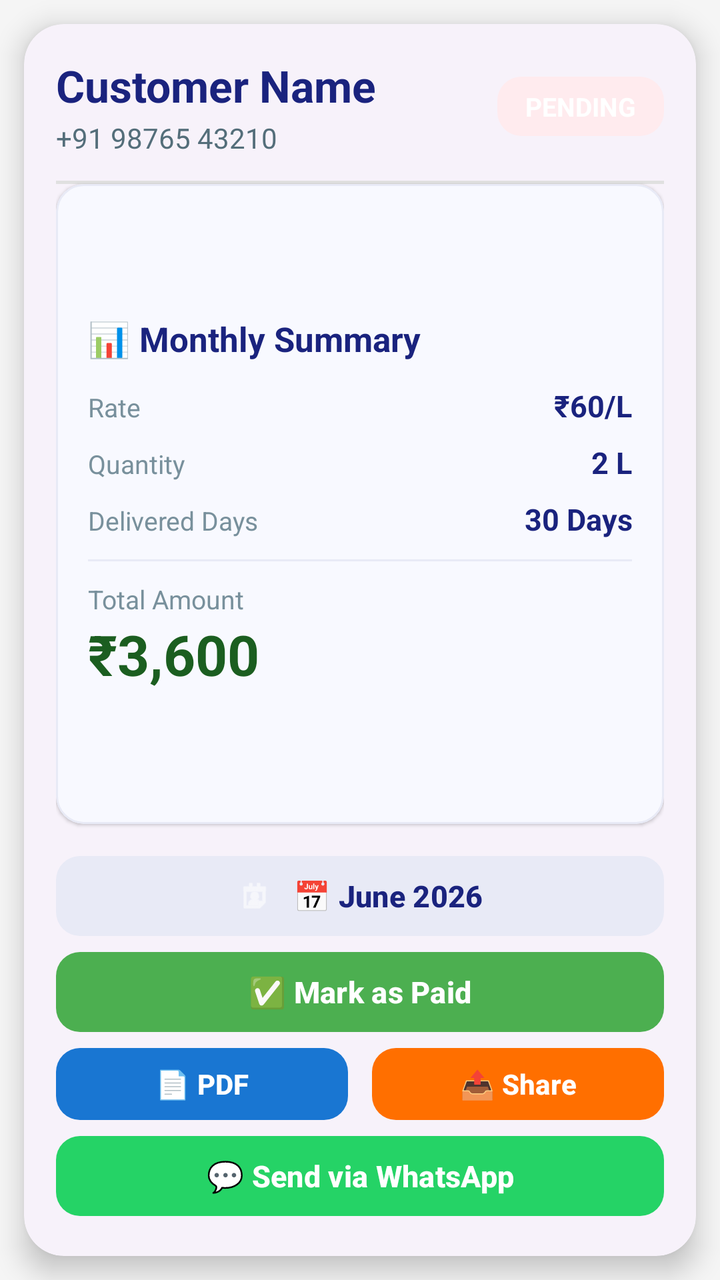
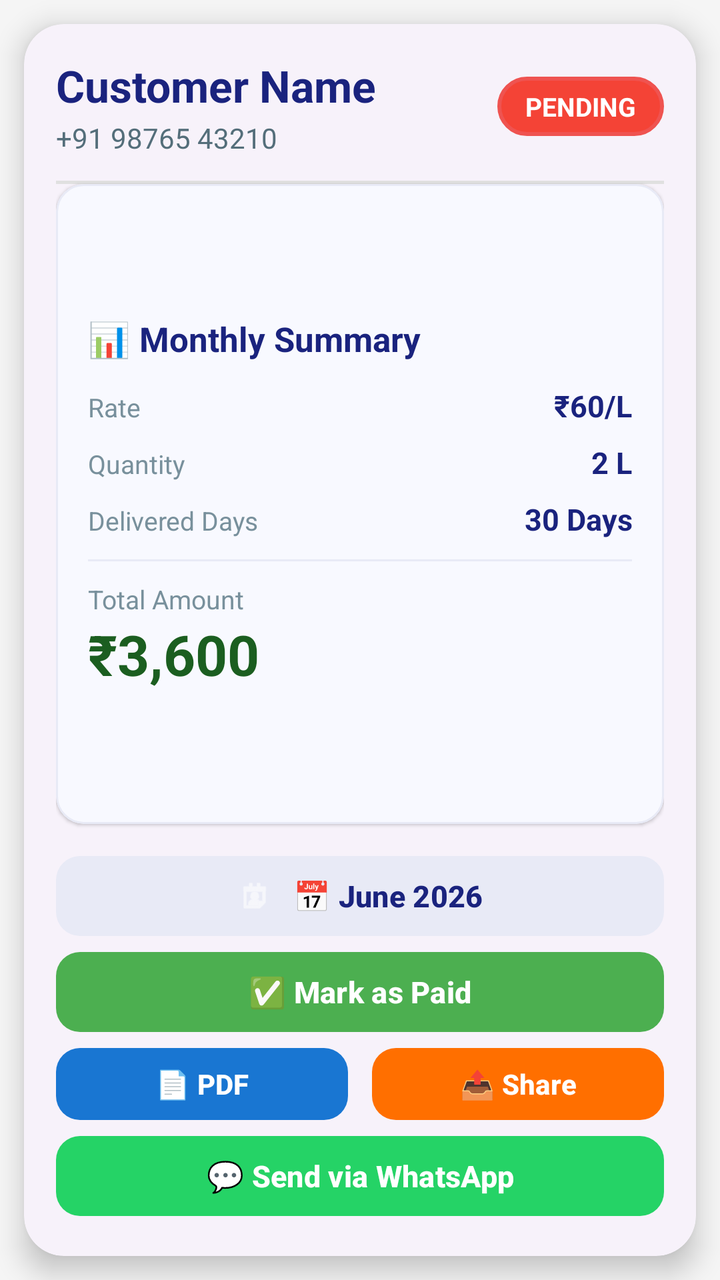

The first picture is an Android layout as it rendered before a commit; the second is the same layout after the commit. The layout source and the unified diff follow.
<!-- AndroidManifest.xml: application theme Theme.MilkDelivery -->
<!-- res/layout/fragment_payment_details.xml -->
<?xml version="1.0" encoding="utf-8"?>
<androidx.constraintlayout.widget.ConstraintLayout
    xmlns:android="http://schemas.android.com/apk/res/android"
    xmlns:app="http://schemas.android.com/apk/res-auto"
    android:layout_width="match_parent"
    android:layout_height="match_parent"
    android:background="#F5F5F5">

    <com.google.android.material.card.MaterialCardView
        android:id="@+id/mainCard"
        android:layout_width="0dp"
        android:layout_height="0dp"
        android:layout_margin="12dp"
        app:cardCornerRadius="20dp"
        app:cardElevation="8dp"
        app:layout_constraintTop_toTopOf="parent"
        app:layout_constraintBottom_toBottomOf="parent"
        app:layout_constraintStart_toStartOf="parent"
        app:layout_constraintEnd_toEndOf="parent">

        <androidx.constraintlayout.widget.ConstraintLayout
            android:layout_width="match_parent"
            android:layout_height="match_parent"
            android:padding="16dp">

            
            <LinearLayout
                android:id="@+id/headerLayout"
                android:layout_width="0dp"
                android:layout_height="wrap_content"
                android:orientation="horizontal"
                android:gravity="center_vertical"
                app:layout_constraintTop_toTopOf="parent"
                app:layout_constraintStart_toStartOf="parent"
                app:layout_constraintEnd_toEndOf="parent">

                <LinearLayout
                    android:layout_width="0dp"
                    android:layout_height="wrap_content"
                    android:layout_weight="1"
                    android:orientation="vertical">

                    <TextView
                        android:id="@+id/txtCustomerName"
                        android:layout_width="wrap_content"
                        android:layout_height="wrap_content"
                        android:text="Customer Name"
                        android:textColor="#1A237E"
                        android:textSize="22sp"
                        android:textStyle="bold" />

                    <TextView
                        android:id="@+id/txtMobile"
                        android:layout_width="wrap_content"
                        android:layout_height="wrap_content"
                        android:layout_marginTop="2dp"
                        android:text="+91 98765 43210"
                        android:textColor="#546E7A"
                        android:textSize="14sp" />

                </LinearLayout>

                <TextView
                    android:id="@+id/txtStatus"
                    android:layout_width="wrap_content"
                    android:layout_height="wrap_content"
                    android:background="@drawable/status_badge_pending"
                    android:paddingHorizontal="14dp"
                    android:paddingVertical="6dp"
                    android:text="PENDING"
                    android:textColor="#FFFFFF"
                    android:textSize="13sp"
                    android:textStyle="bold" />

            </LinearLayout>

            
            <View
                android:id="@+id/divider1"
                android:layout_width="0dp"
                android:layout_height="1.5dp"
                android:layout_marginVertical="12dp"
                android:background="#E0E0E0"
                app:layout_constraintTop_toBottomOf="@id/headerLayout"
                app:layout_constraintStart_toStartOf="parent"
                app:layout_constraintEnd_toEndOf="parent" />

            
            <com.google.android.material.card.MaterialCardView
                android:id="@+id/summaryCard"
                android:layout_width="0dp"
                android:layout_height="0dp"
                android:layout_marginBottom="12dp"
                app:cardBackgroundColor="#F8F9FF"
                app:cardCornerRadius="14dp"
                app:strokeColor="#E8EAF6"
                app:strokeWidth="1dp"
                app:layout_constraintTop_toBottomOf="@id/divider1"
                app:layout_constraintBottom_toTopOf="@id/btnSelectMonth"
                app:layout_constraintStart_toStartOf="parent"
                app:layout_constraintEnd_toEndOf="parent">

                <LinearLayout
                    android:layout_width="match_parent"
                    android:layout_height="match_parent"
                    android:padding="16dp"
                    android:orientation="vertical"
                    android:gravity="center_vertical">

                    <TextView
                        android:layout_width="wrap_content"
                        android:layout_height="wrap_content"
                        android:text="📊 Monthly Summary"
                        android:textColor="#1A237E"
                        android:textSize="17sp"
                        android:textStyle="bold" />

                    <GridLayout
                        android:layout_width="match_parent"
                        android:layout_height="wrap_content"
                        android:layout_marginTop="12dp"
                        android:columnCount="2"
                        android:rowCount="3">

                        <TextView
                            android:layout_width="0dp"
                            android:layout_height="wrap_content"
                            android:layout_columnWeight="1"
                            android:text="Rate"
                            android:textColor="#78909C"
                            android:textSize="13sp" />

                        <TextView
                            android:id="@+id/txtRate"
                            android:layout_width="0dp"
                            android:layout_height="wrap_content"
                            android:layout_columnWeight="1"
                            android:gravity="end"
                            android:text="₹60/L"
                            android:textColor="#1A237E"
                            android:textSize="15sp"
                            android:textStyle="bold" />

                        <TextView
                            android:layout_width="0dp"
                            android:layout_height="wrap_content"
                            android:layout_columnWeight="1"
                            android:layout_marginTop="8dp"
                            android:text="Quantity"
                            android:textColor="#78909C"
                            android:textSize="13sp" />

                        <TextView
                            android:id="@+id/txtQty"
                            android:layout_width="0dp"
                            android:layout_height="wrap_content"
                            android:layout_columnWeight="1"
                            android:layout_marginTop="8dp"
                            android:gravity="end"
                            android:text="2 L"
                            android:textColor="#1A237E"
                            android:textSize="15sp"
                            android:textStyle="bold" />

                        <TextView
                            android:layout_width="0dp"
                            android:layout_height="wrap_content"
                            android:layout_columnWeight="1"
                            android:layout_marginTop="8dp"
                            android:text="Delivered Days"
                            android:textColor="#78909C"
                            android:textSize="13sp" />

                        <TextView
                            android:id="@+id/txtDays"
                            android:layout_width="0dp"
                            android:layout_height="wrap_content"
                            android:layout_columnWeight="1"
                            android:layout_marginTop="8dp"
                            android:gravity="end"
                            android:text="30 Days"
                            android:textColor="#1A237E"
                            android:textSize="15sp"
                            android:textStyle="bold" />

                    </GridLayout>

                    <View
                        android:layout_width="match_parent"
                        android:layout_height="1dp"
                        android:layout_marginVertical="10dp"
                        android:background="#E8EAF6" />

                    <TextView
                        android:layout_width="wrap_content"
                        android:layout_height="wrap_content"
                        android:text="Total Amount"
                        android:textColor="#78909C"
                        android:textSize="13sp" />

                    <TextView
                        android:id="@+id/txtTotal"
                        android:layout_width="wrap_content"
                        android:layout_height="wrap_content"
                        android:text="₹3,600"
                        android:textColor="#1B5E20"
                        android:textSize="28sp"
                        android:textStyle="bold" />

                </LinearLayout>

            </com.google.android.material.card.MaterialCardView>

            
            <com.google.android.material.button.MaterialButton
                android:id="@+id/btnSelectMonth"
                android:layout_width="0dp"
                android:layout_height="48dp"
                android:text="📅 June 2026"
                android:textAllCaps="false"
                android:textSize="15sp"
                android:textStyle="bold"
                app:cornerRadius="12dp"
                app:icon="@android:drawable/ic_menu_my_calendar"
                app:iconGravity="textStart"
                app:iconPadding="10dp"
                app:backgroundTint="#E8EAF6"
                android:textColor="#1A237E"
                app:layout_constraintBottom_toTopOf="@id/btnMarkPaid"
                app:layout_constraintStart_toStartOf="parent"
                app:layout_constraintEnd_toEndOf="parent"
                app:layout_constraintVertical_chainStyle="packed" />

            
            <com.google.android.material.button.MaterialButton
                android:id="@+id/btnMarkPaid"
                android:layout_width="0dp"
                android:layout_height="48dp"
                android:layout_marginTop="8dp"
                android:text="✅ Mark as Paid"
                android:textAllCaps="false"
                android:textSize="15sp"
                android:textStyle="bold"
                app:cornerRadius="12dp"
                app:iconGravity="textStart"
                app:iconPadding="10dp"
                app:backgroundTint="#4CAF50"
                android:textColor="#FFFFFF"
                app:layout_constraintBottom_toTopOf="@id/buttonLayout"
                app:layout_constraintStart_toStartOf="parent"
                app:layout_constraintEnd_toEndOf="parent" />

            
            <LinearLayout
                android:id="@+id/buttonLayout"
                android:layout_width="0dp"
                android:layout_height="wrap_content"
                android:layout_marginTop="8dp"
                android:orientation="horizontal"
                android:weightSum="2"
                app:layout_constraintBottom_toTopOf="@id/btnWhatsApp"
                app:layout_constraintStart_toStartOf="parent"
                app:layout_constraintEnd_toEndOf="parent">

                <com.google.android.material.button.MaterialButton
                    android:id="@+id/btnDownloadPdf"
                    android:layout_width="0dp"
                    android:layout_height="44dp"
                    android:layout_weight="1"
                    android:layout_marginEnd="6dp"
                    android:text="📄 PDF"
                    android:textAllCaps="false"
                    android:textSize="14sp"
                    android:textStyle="bold"
                    app:cornerRadius="12dp"
                    app:iconGravity="textStart"
                    app:iconPadding="8dp"
                    app:backgroundTint="#1976D2"
                    android:textColor="#FFFFFF" />

                <com.google.android.material.button.MaterialButton
                    android:id="@+id/btnSharePdf"
                    android:layout_width="0dp"
                    android:layout_height="44dp"
                    android:layout_weight="1"
                    android:layout_marginStart="6dp"
                    android:text="📤 Share"
                    android:textAllCaps="false"
                    android:textSize="14sp"
                    android:textStyle="bold"
                    app:cornerRadius="12dp"
                    app:iconGravity="textStart"
                    app:iconPadding="8dp"
                    app:backgroundTint="#FF6F00"
                    android:textColor="#FFFFFF" />

            </LinearLayout>

            
            <com.google.android.material.button.MaterialButton
                android:id="@+id/btnWhatsApp"
                android:layout_width="0dp"
                android:layout_height="48dp"
                android:layout_marginTop="8dp"
                android:text="💬 Send via WhatsApp"
                android:textAllCaps="false"
                android:textSize="15sp"
                android:textStyle="bold"
                app:cornerRadius="12dp"
                app:iconGravity="textStart"
                app:iconPadding="10dp"
                app:backgroundTint="#25D366"
                android:textColor="#FFFFFF"
                app:layout_constraintBottom_toBottomOf="parent"
                app:layout_constraintStart_toStartOf="parent"
                app:layout_constraintEnd_toEndOf="parent" />

        </androidx.constraintlayout.widget.ConstraintLayout>

    </com.google.android.material.card.MaterialCardView>

</androidx.constraintlayout.widget.ConstraintLayout>
<!-- resources referenced by this layout -->
<resources>
  <!-- drawable status_badge_pending (drawable) -->
  <?xml version="1.0" encoding="utf-8"?>
  <shape xmlns:android="http://schemas.android.com/apk/res/android">
      <solid android:color="#FFEBEE" />
      <corners android:radius="12dp" />
  </shape>
  <style name="Theme.MilkDelivery" parent="Theme.Material3.DayNight.NoActionBar">
          
          <item name="colorPrimary">@color/primary</item>
          <item name="colorPrimaryDark">@color/primary_dark</item>
          <item name="colorSecondary">@color/secondary</item>
          <item name="android:statusBarColor">@color/primary</item>
          <item name="android:windowLightStatusBar">false</item>
          
          
          <item name="colorSurface">@color/surface</item>
          <item name="colorOnSurface">@color/on_surface</item>
          <item name="android:windowBackground">@color/background</item>
          <item name="colorSurfaceVariant">@color/surface_variant</item>
          <item name="colorOnSurfaceVariant">@color/on_surface_variant</item>
          
          
          <item name="materialCardViewStyle">@style/Widget.Material3.CardView.Elevated</item>
      </style>
  <color name="primary">#005B41</color>
  <color name="primary_dark">#00402E</color>
  <color name="secondary">#03DAC6</color>
  <color name="surface">#FFFFFF</color>
  <color name="on_surface">#212121</color>
  <color name="background">#FAFAFA</color>
  <color name="surface_variant">#F4F4F4</color>
  <color name="on_surface_variant">#555555</color>
</resources>

<!-- the commit's change to res/layout/fragment_payment_details.xml (unified diff, before → after) -->
@@ -64,7 +64,7 @@
                     android:id="@+id/txtStatus"
                     android:layout_width="wrap_content"
                     android:layout_height="wrap_content"
-                    android:background="@drawable/status_badge_pending"
+                    android:background="@drawable/status_pending_badge"
                     android:paddingHorizontal="14dp"
                     android:paddingVertical="6dp"
                     android:text="PENDING"
<!-- resource entries referenced after the edit -->
@@ -1,28 +1,40 @@
 <!-- resources referenced by this layout -->
 <resources>
-  <!-- drawable status_badge_pending (drawable) -->
+  <!-- drawable status_pending_badge (drawable) -->
   <?xml version="1.0" encoding="utf-8"?>
   <shape xmlns:android="http://schemas.android.com/apk/res/android">
-      <solid android:color="#FFEBEE" />
-      <corners android:radius="12dp" />
+      <solid android:color="#F44336" />
+      <corners android:radius="20dp" />
+      <stroke
+          android:width="2dp"
+          android:color="#EF5350" />
+      <padding
+          android:left="12dp"
+          android:top="6dp"
+          android:right="12dp"
+          android:bottom="6dp" />
   </shape>
-  <style name="Theme.MilkDelivery" parent="Theme.Material3.DayNight.NoActionBar">
+  <style name="Theme.MilkDelivery" parent="Theme.Material3.Light.NoActionBar">
           
           <item name="colorPrimary">@color/primary</item>
           <item name="colorPrimaryDark">@color/primary_dark</item>
           <item name="colorSecondary">@color/secondary</item>
           <item name="android:statusBarColor">@color/primary</item>
           <item name="android:windowLightStatusBar">false</item>
-          
+  
           
           <item name="colorSurface">@color/surface</item>
           <item name="colorOnSurface">@color/on_surface</item>
           <item name="android:windowBackground">@color/background</item>
           <item name="colorSurfaceVariant">@color/surface_variant</item>
           <item name="colorOnSurfaceVariant">@color/on_surface_variant</item>
-          
+  
           
           <item name="materialCardViewStyle">@style/Widget.Material3.CardView.Elevated</item>
+  
+          
+          <item name="android:colorBackground">@color/background</item>
+          <item name="android:navigationBarColor">@color/background</item>
       </style>
   <color name="primary">#005B41</color>
   <color name="primary_dark">#00402E</color>
